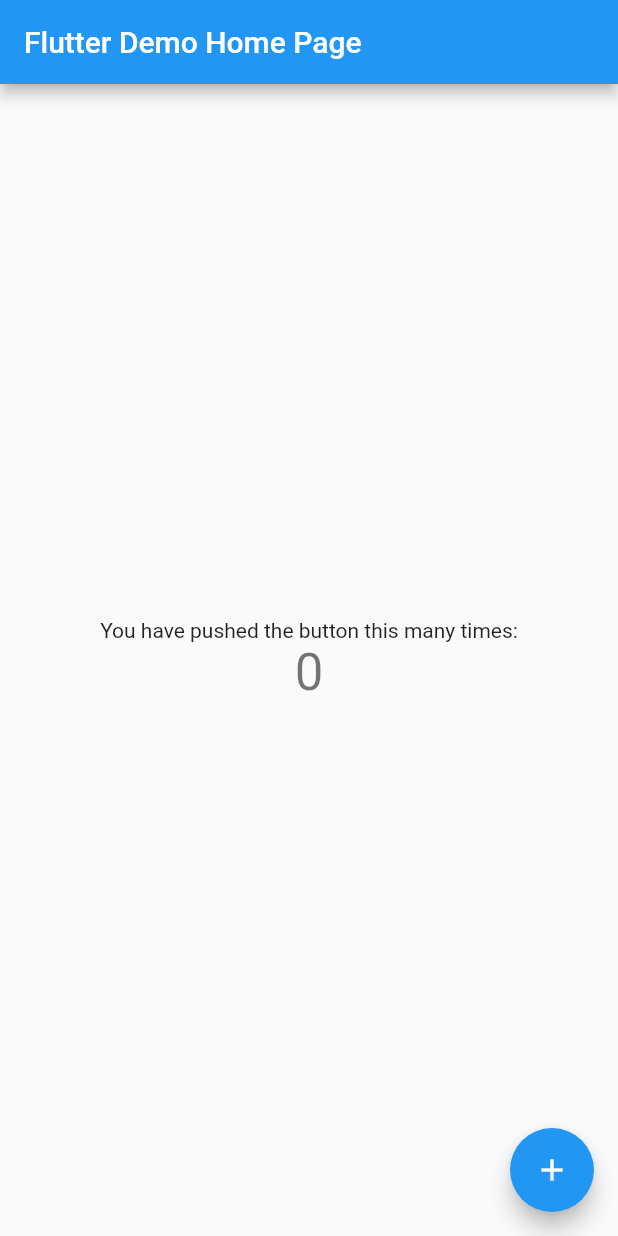
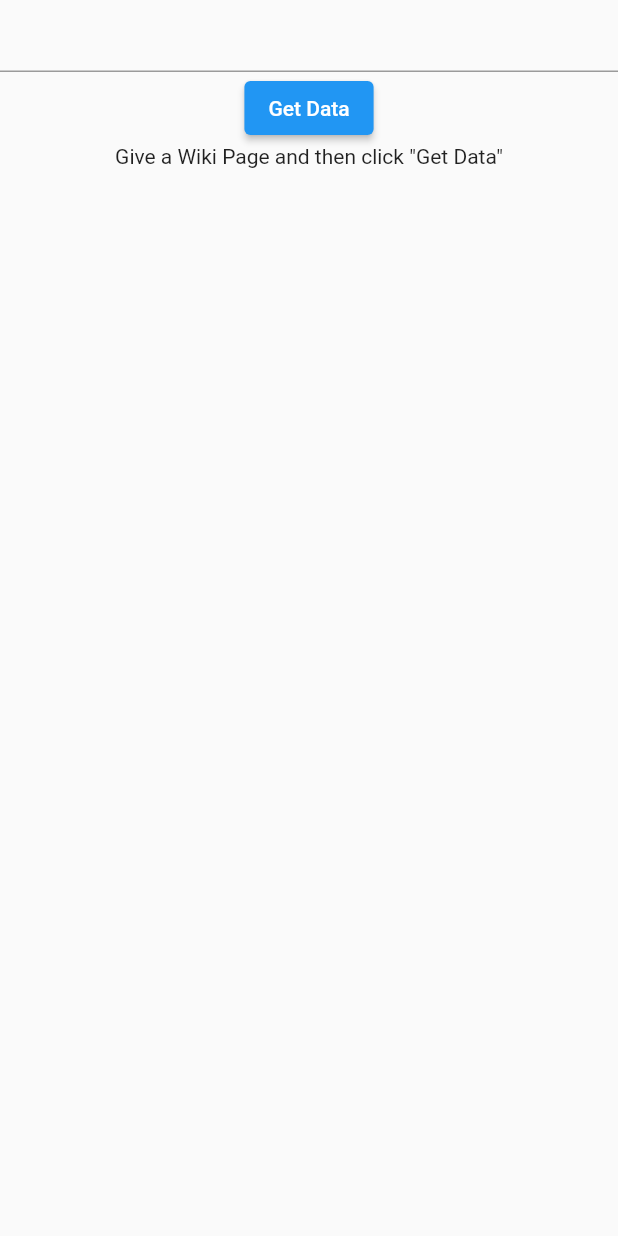
Before and after one commit to ET-HaNn/wiki_edits, a Flutter app: the screen it shows after launch, on a phone screen of 412 x 824 dp. Run offline on Flutter 3.47's test engine with Material 2 defaults, Android fonts, the phone set to English and light mode, and no system bars.

```diff
--- a/lib/edit_history.dart
+++ b/lib/edit_history.dart
@@ -0,0 +1,3 @@
+class edit_data {
+
+}
--- a/lib/main.dart
+++ b/lib/main.dart
@@ -1,11 +1,13 @@
 import 'package:flutter/material.dart';
+import 'package:wiki_edits/edit_history.dart';
+import 'package:wiki_edits/network_finder.dart';
 
 void main() {
-  runApp(const MyApp());
+  runApp(const WordCounterApp());
 }
 
-class MyApp extends StatelessWidget {
-  const MyApp({Key? key}) : super(key: key);
+class WordCounterApp extends StatelessWidget {
+  const WordCounterApp({Key? key}) : super(key: key);
 
   // This widget is the root of your application.
   @override
@@ -24,92 +26,40 @@ class MyApp extends StatelessWidget {
         // is not restarted.
         primarySwatch: Colors.blue,
       ),
-      home: const MyHomePage(title: 'Flutter Demo Home Page'),
+      home: const Scaffold(
+        body: WikiDataFinder(),
+      ),
     );
   }
 }
 
-class MyHomePage extends StatefulWidget {
-  const MyHomePage({Key? key, required this.title}) : super(key: key);
-
-  // This widget is the home page of your application. It is stateful, meaning
-  // that it has a State object (defined below) that contains fields that affect
-  // how it looks.
-
-  // This class is the configuration for the state. It holds the values (in this
-  // case the title) provided by the parent (in this case the App widget) and
-  // used by the build method of the State. Fields in a Widget subclass are
-  // always marked "final".
-
-  final String title;
+class WikiDataFinder extends StatefulWidget {
+  const WikiDataFinder({Key? key}) : super(key: key);
 
   @override
-  State<MyHomePage> createState() => _MyHomePageState();
+  State<StatefulWidget> createState() => _WikiDataWidgetState();
 }
 
-class _MyHomePageState extends State<MyHomePage> {
-  int _counter = 0;
-
-  void _incrementCounter() {
-    setState(() {
-      // This call to setState tells the Flutter framework that something has
-      // changed in this State, which causes it to rerun the build method below
-      // so that the display can reflect the updated values. If we changed
-      // _counter without calling setState(), then the build method would not be
-      // called again, and so nothing would appear to happen.
-      _counter++;
-    });
-  }
+class _WikiDataWidgetState extends State<WikiDataFinder> {
+  final _controller = TextEditingController();
+  final String _message = 'Give a Wiki Page and then click "Get Data"';
 
   @override
   Widget build(BuildContext context) {
-    // This method is rerun every time setState is called, for instance as done
-    // by the _incrementCounter method above.
-    //
-    // The Flutter framework has been optimized to make rerunning build methods
-    // fast, so that you can just rebuild anything that needs updating rather
-    // than having to individually change instances of widgets.
-    return Scaffold(
-      appBar: AppBar(
-        // Here we take the value from the MyHomePage object that was created by
-        // the App.build method, and use it to set our appbar title.
-        title: Text(widget.title),
-      ),
-      body: Center(
-        // Center is a layout widget. It takes a single child and positions it
-        // in the middle of the parent.
-        child: Column(
-          // Column is also a layout widget. It takes a list of children and
-          // arranges them vertically. By default, it sizes itself to fit its
-          // children horizontally, and tries to be as tall as its parent.
-          //
-          // Invoke "debug painting" (press "p" in the console, choose the
-          // "Toggle Debug Paint" action from the Flutter Inspector in Android
-          // Studio, or the "Toggle Debug Paint" command in Visual Studio Code)
-          // to see the wireframe for each widget.
-          //
-          // Column has various properties to control how it sizes itself and
-          // how it positions its children. Here we use mainAxisAlignment to
-          // center the children vertically; the main axis here is the vertical
-          // axis because Columns are vertical (the cross axis would be
-          // horizontal).
-          mainAxisAlignment: MainAxisAlignment.center,
-          children: <Widget>[
-            const Text(
-              'You have pushed the button this many times:',
-            ),
-            Text(
-              '$_counter',
-              style: Theme.of(context).textTheme.headline4,
-            ),
-          ],
-        ),
-      ),
-      floatingActionButton: FloatingActionButton(
-        onPressed: _incrementCounter,
-        tooltip: 'Increment',
-        child: const Icon(Icons.add),
-      ), // This trailing comma makes auto-formatting nicer for build methods.
-    );
+    return Column(children: [
+      TextField(controller: _controller),
+      ElevatedButton(onPressed: _onCountPressed, child: const Text('Get Data')),
+      Text(_message),
+    ]);
+  }
+
+  void _onCountPressed() async {
+    final location = Uri.parse(_controller.value.text);
+    final data = await NetworkReader().read(location);
+    final counter = edit_data();
+//    final count = counter.countWords(data);
+//    setState(() {
+//      _message = '';
+//    });
   }
 }
```
